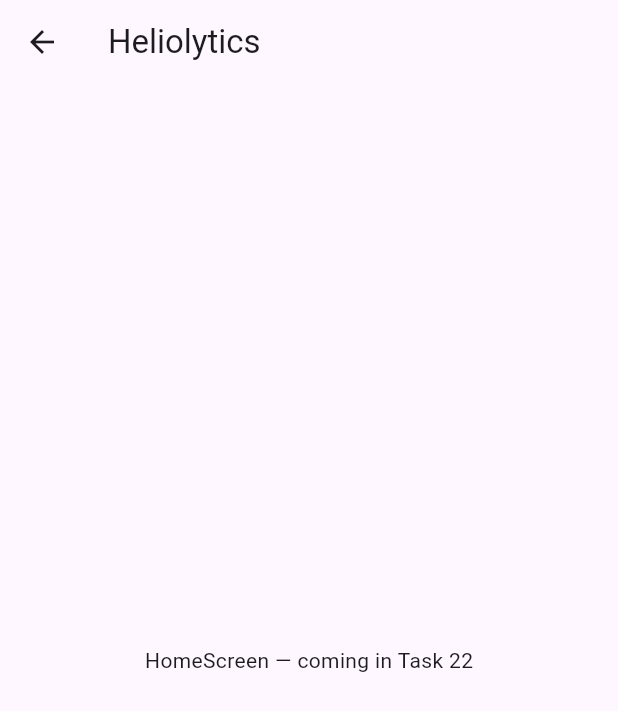
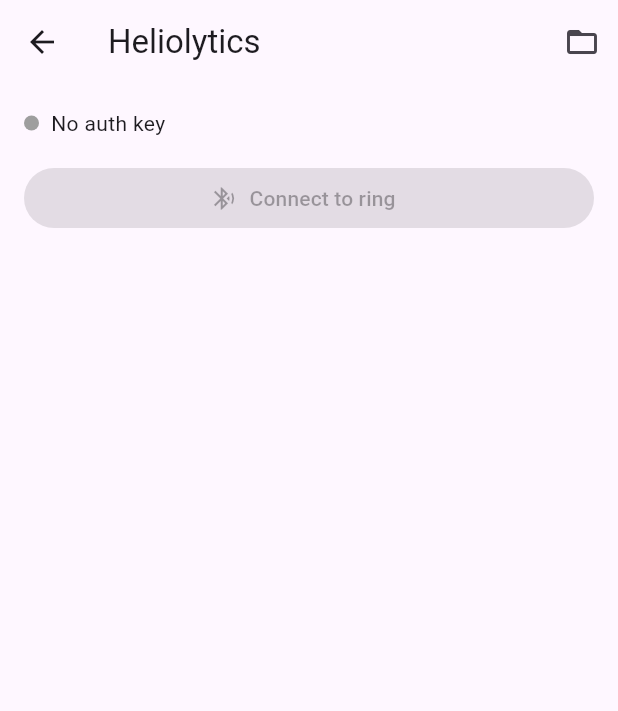
Before and after one commit to Anshuman115/heliolytics, a Flutter app: the HomeScreen screen opened directly, on a phone screen of 412 x 824 dp. Shown: the top 711 px of the screen. Run offline on Flutter 3.47's test engine with Material 3 defaults, Android fonts, the phone set to English and light mode, and no system bars; our stand-ins replace flutter_riverpod, flutter_secure_storage; missing offline and left inert: pointycastle; accounts and stored records are empty.

Commit message:
feat(ui): add HomeScreen with state pill and discovery summary

```diff
--- a/lib/ui/home_screen.dart
+++ b/lib/ui/home_screen.dart
@@ -1,13 +1,87 @@
 import 'package:flutter/material.dart';
+import 'package:flutter_riverpod/flutter_riverpod.dart';
 
-class HomeScreen extends StatelessWidget {
+import 'package:heliolytics/ble/session_controller.dart';
+import 'package:heliolytics/ble/session_state.dart';
+import 'package:heliolytics/ui/discovery_summary_card.dart';
+import 'package:heliolytics/ui/sessions_screen.dart';
+
+class HomeScreen extends ConsumerWidget {
   const HomeScreen({super.key});
 
   @override
-  Widget build(BuildContext context) {
+  Widget build(BuildContext context, WidgetRef ref) {
+    final snap = ref.watch(sessionControllerProvider);
+    final last = snap.lastSession;
     return Scaffold(
-      appBar: AppBar(title: const Text('Heliolytics')),
-      body: const Center(child: Text('HomeScreen — coming in Task 22')),
+      appBar: AppBar(
+        title: const Text('Heliolytics'),
+        actions: [
+          IconButton(
+            icon: const Icon(Icons.folder_open),
+            onPressed: () => Navigator.of(context).push(
+              MaterialPageRoute<void>(
+                builder: (_) => const SessionsScreen(),
+              ),
+            ),
+          ),
+        ],
+      ),
+      body: ListView(
+        padding: const EdgeInsets.all(16),
+        children: [
+          _StatePill(state: snap.state),
+          const SizedBox(height: 16),
+          FilledButton.icon(
+            onPressed: snap.state == SessionState.idle
+                ? () => ref.read(sessionControllerProvider.notifier).scan()
+                : null,
+            icon: const Icon(Icons.bluetooth_searching),
+            label: const Text('Connect to ring'),
+          ),
+          const SizedBox(height: 16),
+          if (last != null) DiscoverySummaryCard(session: last),
+        ],
+      ),
     );
   }
 }
+
+class _StatePill extends StatelessWidget {
+  final SessionState state;
+  const _StatePill({required this.state});
+
+  @override
+  Widget build(BuildContext context) {
+    final color = (state == SessionState.connected ||
+            state == SessionState.fetching ||
+            state == SessionState.listening)
+        ? Colors.green
+        : state == SessionState.error
+            ? Colors.red
+            : Colors.grey;
+    return Row(
+      children: [
+        Container(
+          width: 10,
+          height: 10,
+          decoration: BoxDecoration(color: color, shape: BoxShape.circle),
+        ),
+        const SizedBox(width: 8),
+        Text(_label(state)),
+      ],
+    );
+  }
+
+  String _label(SessionState s) => switch (s) {
+        SessionState.noAuthKey => 'No auth key',
+        SessionState.idle => 'Idle',
+        SessionState.scanning => 'Scanning…',
+        SessionState.connecting => 'Connecting…',
+        SessionState.authenticating => 'Authenticating…',
+        SessionState.connected => 'Connected',
+        SessionState.fetching => 'Fetching…',
+        SessionState.listening => 'Listening…',
+        SessionState.error => 'Error',
+      };
+}
```
Also changed, not shown: lib/ui/discovery_summary_card.dart (added, +96 -0 lines).
